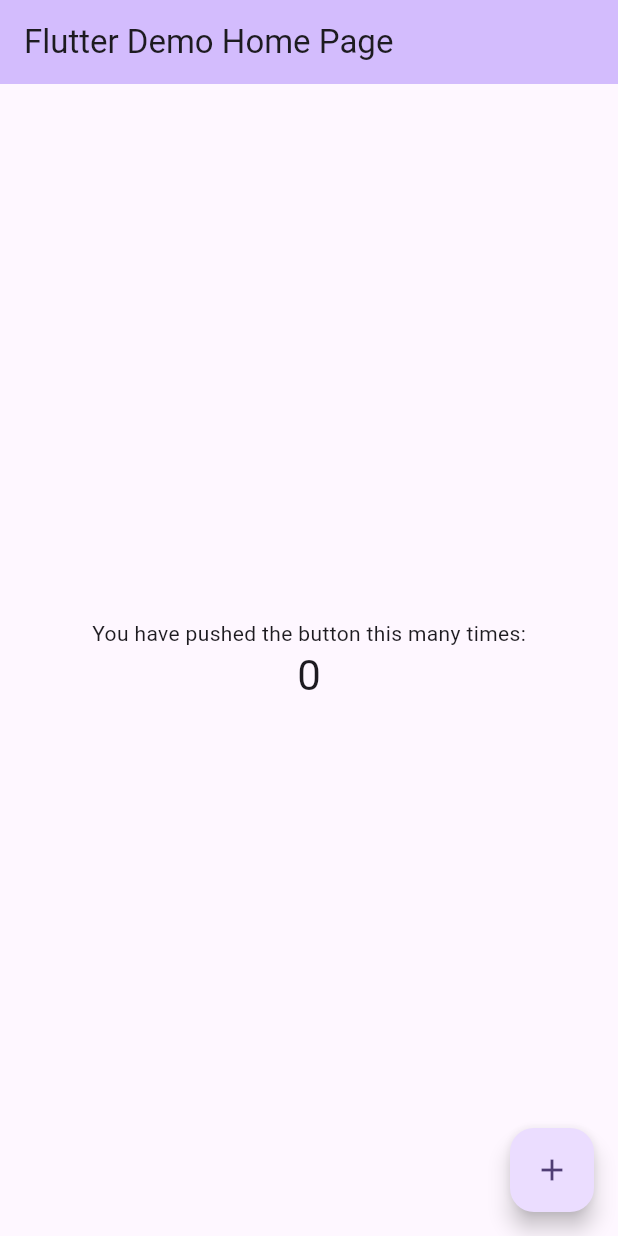
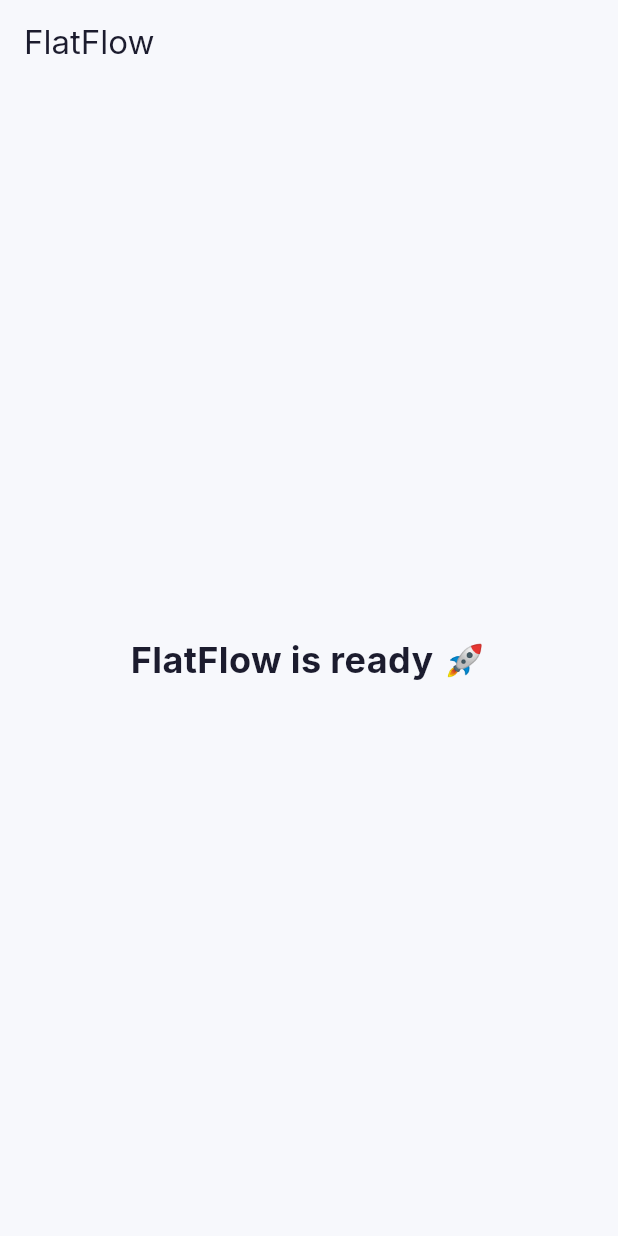
Before and after one commit to ankitbhardwaj2710/flatflow, a Flutter app: the screen it shows after launch, on a phone screen of 412 x 824 dp. Run offline on Flutter 3.47's test engine with Material 3 defaults, Android fonts, the phone set to English and light mode, and no system bars; our stand-ins replace flutter_riverpod, go_router, google_fonts.

Commit message:
feat: setup FlatFlow app foundation and theme

```diff
--- /dev/null
+++ b/lib/app.dart
@@ -0,0 +1,21 @@
+import 'package:flutter/material.dart';
+
+import 'core/constants/app_constants.dart';
+import 'core/theme/app_theme.dart';
+import 'routing/app_router.dart';
+
+class FlatFlowApp extends StatelessWidget {
+  const FlatFlowApp({super.key});
+
+  @override
+  Widget build(BuildContext context) {
+    return MaterialApp.router(
+      title: AppConstants.appName,
+      debugShowCheckedModeBanner: false,
+      theme: AppTheme.lightTheme,
+      darkTheme: AppTheme.darkTheme,
+      themeMode: ThemeMode.system,
+      routerConfig: appRouter,
+    );
+  }
+}
--- /dev/null
+++ b/lib/core/constants/app_constants.dart
@@ -0,0 +1,6 @@
+class AppConstants {
+  AppConstants._();
+
+  static const String appName = 'FlatFlow';
+  static const String tagline = 'Shared Living, Simplified.';
+}
--- /dev/null
+++ b/lib/core/theme/app_colors.dart
@@ -0,0 +1,29 @@
+import 'package:flutter/material.dart';
+
+class AppColors {
+  AppColors._();
+
+  // Brand
+  static const Color primary = Color(0xFF5B5FEF);
+  static const Color primaryDark = Color(0xFF474BC7);
+  static const Color secondary = Color(0xFF20C997);
+
+  // Status
+  static const Color success = Color(0xFF22C55E);
+  static const Color warning = Color(0xFFF59E0B);
+  static const Color error = Color(0xFFEF4444);
+
+  // Light theme
+  static const Color lightBackground = Color(0xFFF7F8FC);
+  static const Color lightSurface = Color(0xFFFFFFFF);
+  static const Color lightTextPrimary = Color(0xFF1C1C2E);
+  static const Color lightTextSecondary = Color(0xFF6B7280);
+  static const Color lightBorder = Color(0xFFE5E7EB);
+
+  // Dark theme
+  static const Color darkBackground = Color(0xFF10111A);
+  static const Color darkSurface = Color(0xFF1A1B27);
+  static const Color darkTextPrimary = Color(0xFFF9FAFB);
+  static const Color darkTextSecondary = Color(0xFF9CA3AF);
+  static const Color darkBorder = Color(0xFF2D2F3E);
+}
--- /dev/null
+++ b/lib/core/theme/app_theme.dart
@@ -0,0 +1,146 @@
+import 'package:flutter/material.dart';
+import 'package:google_fonts/google_fonts.dart';
+
+import 'app_colors.dart';
+
+class AppTheme {
+  AppTheme._();
+
+  static ThemeData get lightTheme {
+    final colorScheme = ColorScheme.fromSeed(
+      seedColor: AppColors.primary,
+      brightness: Brightness.light,
+      primary: AppColors.primary,
+      secondary: AppColors.secondary,
+      surface: AppColors.lightSurface,
+      error: AppColors.error,
+    );
+
+    return ThemeData(
+      useMaterial3: true,
+      brightness: Brightness.light,
+      colorScheme: colorScheme,
+      scaffoldBackgroundColor: AppColors.lightBackground,
+      textTheme: GoogleFonts.interTextTheme().apply(
+        bodyColor: AppColors.lightTextPrimary,
+        displayColor: AppColors.lightTextPrimary,
+      ),
+      appBarTheme: AppBarTheme(
+        backgroundColor: AppColors.lightBackground,
+        foregroundColor: AppColors.lightTextPrimary,
+        elevation: 0,
+        centerTitle: false,
+        surfaceTintColor: Colors.transparent,
+      ),
+      cardTheme: const CardThemeData(
+        color: AppColors.lightSurface,
+        elevation: 0,
+        margin: EdgeInsets.zero,
+      ),
+      inputDecorationTheme: InputDecorationTheme(
+        filled: true,
+        fillColor: AppColors.lightSurface,
+        border: OutlineInputBorder(
+          borderRadius: BorderRadius.circular(16),
+          borderSide: const BorderSide(
+            color: AppColors.lightBorder,
+          ),
+        ),
+        enabledBorder: OutlineInputBorder(
+          borderRadius: BorderRadius.circular(16),
+          borderSide: const BorderSide(
+            color: AppColors.lightBorder,
+          ),
+        ),
+        focusedBorder: OutlineInputBorder(
+          borderRadius: BorderRadius.circular(16),
+          borderSide: const BorderSide(
+            color: AppColors.primary,
+            width: 1.5,
+          ),
+        ),
+      ),
+      elevatedButtonTheme: ElevatedButtonThemeData(
+        style: ElevatedButton.styleFrom(
+          backgroundColor: AppColors.primary,
+          foregroundColor: Colors.white,
+          minimumSize: const Size(double.infinity, 56),
+          elevation: 0,
+          shape: RoundedRectangleBorder(
+            borderRadius: BorderRadius.circular(16),
+          ),
+        ),
+      ),
+    );
+  }
+
+  static ThemeData get darkTheme {
+    final colorScheme = ColorScheme.fromSeed(
+      seedColor: AppColors.primary,
+      brightness: Brightness.dark,
+      primary: AppColors.primary,
+      secondary: AppColors.secondary,
+      surface: AppColors.darkSurface,
+      error: AppColors.error,
+    );
+
+    return ThemeData(
+      useMaterial3: true,
+      brightness: Brightness.dark,
+      colorScheme: colorScheme,
+      scaffoldBackgroundColor: AppColors.darkBackground,
+      textTheme: GoogleFonts.interTextTheme(
+        ThemeData.dark().textTheme,
+      ).apply(
+        bodyColor: AppColors.darkTextPrimary,
+        displayColor: AppColors.darkTextPrimary,
+      ),
+      appBarTheme: const AppBarTheme(
+        backgroundColor: AppColors.darkBackground,
+        foregroundColor: AppColors.darkTextPrimary,
+        elevation: 0,
+        centerTitle: false,
+        surfaceTintColor: Colors.transparent,
+      ),
+      cardTheme: const CardThemeData(
+        color: AppColors.darkSurface,
+        elevation: 0,
+        margin: EdgeInsets.zero,
+      ),
+      inputDecorationTheme: InputDecorationTheme(
+        filled: true,
+        fillColor: AppColors.darkSurface,
+        border: OutlineInputBorder(
+          borderRadius: BorderRadius.circular(16),
+          borderSide: const BorderSide(
+            color: AppColors.darkBorder,
+          ),
+        ),
+        enabledBorder: OutlineInputBorder(
+          borderRadius: BorderRadius.circular(16),
+          borderSide: const BorderSide(
+            color: AppColors.darkBorder,
+          ),
+        ),
+        focusedBorder: OutlineInputBorder(
+          borderRadius: BorderRadius.circular(16),
+          borderSide: const BorderSide(
+            color: AppColors.primary,
+            width: 1.5,
+          ),
+        ),
+      ),
+      elevatedButtonTheme: ElevatedButtonThemeData(
+        style: ElevatedButton.styleFrom(
+          backgroundColor: AppColors.primary,
+          foregroundColor: Colors.white,
+          minimumSize: const Size(double.infinity, 56),
+          elevation: 0,
+          shape: RoundedRectangleBorder(
+            borderRadius: BorderRadius.circular(16),
+          ),
+        ),
+      ),
+    );
+  }
+}
--- /dev/null
+++ b/lib/features/home/screens/home_screen.dart
@@ -0,0 +1,25 @@
+import 'package:flutter/material.dart';
+
+import '../../../core/constants/app_constants.dart';
+
+class HomeScreen extends StatelessWidget {
+  const HomeScreen({super.key});
+
+  @override
+  Widget build(BuildContext context) {
+    return Scaffold(
+      appBar: AppBar(
+        title: const Text(AppConstants.appName),
+      ),
+      body: const Center(
+        child: Text(
+          'FlatFlow is ready 🚀',
+          style: TextStyle(
+            fontSize: 24,
+            fontWeight: FontWeight.w700,
+          ),
+        ),
+      ),
+    );
+  }
+}
--- a/lib/main.dart
+++ b/lib/main.dart
@@ -1,122 +1,14 @@
 import 'package:flutter/material.dart';
+import 'package:flutter_riverpod/flutter_riverpod.dart';
+
+import 'app.dart';
 
 void main() {
-  runApp(const MyApp());
+  WidgetsFlutterBinding.ensureInitialized();
+
+  runApp(
+    const ProviderScope(
+      child: FlatFlowApp(),
+    ),
+  );
 }
-
-class MyApp extends StatelessWidget {
-  const MyApp({super.key});
-
-  // This widget is the root of your application.
-  @override
-  Widget build(BuildContext context) {
-    return MaterialApp(
-      title: 'Flutter Demo',
-      theme: ThemeData(
-        // This is the theme of your application.
-        //
-        // TRY THIS: Try running your application with "flutter run". You'll see
-        // the application has a purple toolbar. Then, without quitting the app,
-        // try changing the seedColor in the colorScheme below to Colors.green
-        // and then invoke "hot reload" (save your changes or press the "hot
-        // reload" button in a Flutter-supported IDE, or press "r" if you used
-        // the command line to start the app).
-        //
-        // Notice that the counter didn't reset back to zero; the application
-        // state is not lost during the reload. To reset the state, use hot
-        // restart instead.
-        //
-        // This works for code too, not just values: Most code changes can be
-        // tested with just a hot reload.
-        colorScheme: .fromSeed(seedColor: Colors.deepPurple),
-      ),
-      home: const MyHomePage(title: 'Flutter Demo Home Page'),
-    );
-  }
-}
-
-class MyHomePage extends StatefulWidget {
-  const MyHomePage({super.key, required this.title});
-
-  // This widget is the home page of your application. It is stateful, meaning
-  // that it has a State object (defined below) that contains fields that affect
-  // how it looks.
-
-  // This class is the configuration for the state. It holds the values (in this
-  // case the title) provided by the parent (in this case the App widget) and
-  // used by the build method of the State. Fields in a Widget subclass are
-  // always marked "final".
-
-  final String title;
-
-  @override
-  State<MyHomePage> createState() => _MyHomePageState();
-}
-
-class _MyHomePageState extends State<MyHomePage> {
-  int _counter = 0;
-
-  void _incrementCounter() {
-    setState(() {
-      // This call to setState tells the Flutter framework that something has
-      // changed in this State, which causes it to rerun the build method below
-      // so that the display can reflect the updated values. If we changed
-      // _counter without calling setState(), then the build method would not be
-      // called again, and so nothing would appear to happen.
-      _counter++;
-    });
-  }
-
-  @override
-  Widget build(BuildContext context) {
-    // This method is rerun every time setState is called, for instance as done
-    // by the _incrementCounter method above.
-    //
-    // The Flutter framework has been optimized to make rerunning build methods
-    // fast, so that you can just rebuild anything that needs updating rather
-    // than having to individually change instances of widgets.
-    return Scaffold(
-      appBar: AppBar(
-        // TRY THIS: Try changing the color here to a specific color (to
-        // Colors.amber, perhaps?) and trigger a hot reload to see the AppBar
-        // change color while the other colors stay the same.
-        backgroundColor: Theme.of(context).colorScheme.inversePrimary,
-        // Here we take the value from the MyHomePage object that was created by
-        // the App.build method, and use it to set our appbar title.
-        title: Text(widget.title),
-      ),
-      body: Center(
-        // Center is a layout widget. It takes a single child and positions it
-        // in the middle of the parent.
-        child: Column(
-          // Column is also a layout widget. It takes a list of children and
-          // arranges them vertically. By default, it sizes itself to fit its
-          // children horizontally, and tries to be as tall as its parent.
-          //
-          // Column has various properties to control how it sizes itself and
-          // how it positions its children. Here we use mainAxisAlignment to
-          // center the children vertically; the main axis here is the vertical
-          // axis because Columns are vertical (the cross axis would be
-          // horizontal).
-          //
-          // TRY THIS: Invoke "debug painting" (choose the "Toggle Debug Paint"
-          // action in the IDE, or press "p" in the console), to see the
-          // wireframe for each widget.
-          mainAxisAlignment: .center,
-          children: [
-            const Text('You have pushed the button this many times:'),
-            Text(
-              '$_counter',
-              style: Theme.of(context).textTheme.headlineMedium,
-            ),
-          ],
-        ),
-      ),
-      floatingActionButton: FloatingActionButton(
-        onPressed: _incrementCounter,
-        tooltip: 'Increment',
-        child: const Icon(Icons.add),
-      ),
-    );
-  }
-}
--- /dev/null
+++ b/lib/routing/app_router.dart
@@ -0,0 +1,14 @@
+import 'package:go_router/go_router.dart';
+
+import '../features/home/screens/home_screen.dart';
+
+final GoRouter appRouter = GoRouter(
+  initialLocation: '/',
+  routes: [
+    GoRoute(
+      path: '/',
+      name: 'home',
+      builder: (context, state) => const HomeScreen(),
+    ),
+  ],
+);
--- a/pubspec.yaml
+++ b/pubspec.yaml
@@ -34,6 +34,11 @@
   # The following adds the Cupertino Icons font to your application.
   # Use with the CupertinoIcons class for iOS style icons.
   cupertino_icons: ^1.0.8
+  flutter_riverpod: ^3.3.2
+  go_router: ^17.3.0
+  google_fonts: ^8.1.0
+  intl: ^0.20.3
+  uuid: ^4.5.3
 
 dev_dependencies:
   flutter_test:
```
Also changed, not shown: pubspec.lock, 2 other files.
